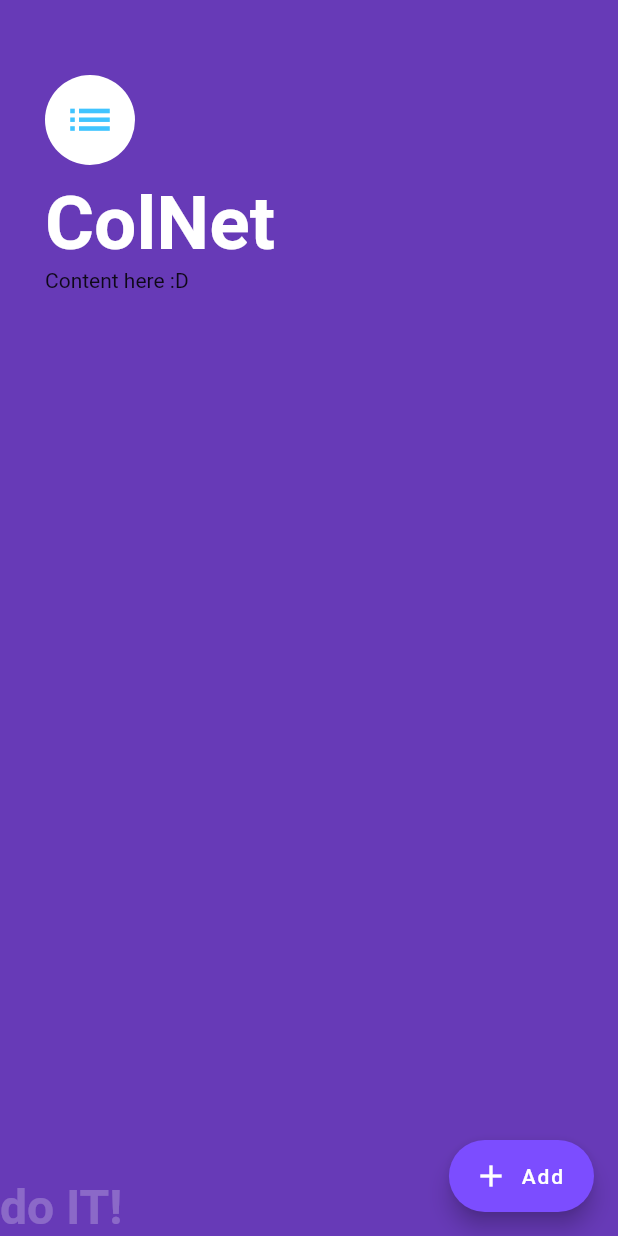
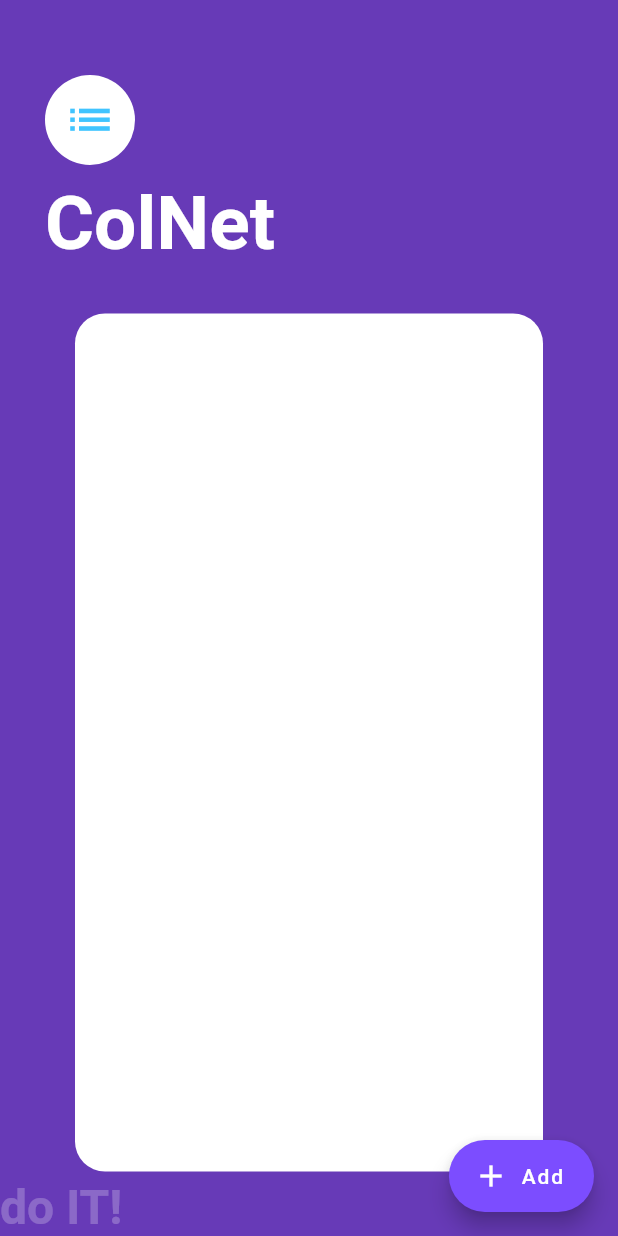
Before and after one commit to asqiriba/DivHacks2020, a Flutter app: the MainScreen screen opened directly, on a phone screen of 412 x 824 dp. Run offline on Flutter 3.47's test engine with Material 2 defaults, Android fonts, the phone set to English and light mode, and no system bars; our stand-ins replace animated_text_kit, flutter_login; Roboto replaces fonts that are missing (NotoSans, OpenSans).

Commit message:
mainpage design

```diff
--- a/lib/ui/main_screen.dart
+++ b/lib/ui/main_screen.dart
@@ -6,7 +6,7 @@ class MainScreen extends StatelessWidget {
   Widget build(BuildContext context) {
     TypewriterAnimatedTextKit printSlogan() {
       return TypewriterAnimatedTextKit(
-          speed: Duration(milliseconds: 2000),
+          speed: Duration(milliseconds: 1000),
           totalRepeatCount: 4,
           repeatForever: true, //this will ignore [totalRepeatCount]
           pause: Duration(milliseconds: 1000),
@@ -76,18 +76,24 @@ class MainScreen extends StatelessWidget {
                       fontWeight: FontWeight.w700,
                     ),
                   ),
-                  Text('Content here :D'),
                 ],
               ),
             ),
             Expanded(
-              child: Container(
-                child: SizedBox(),
-                decoration: BoxDecoration(
-                  color: Colors.white,
-                  borderRadius: BorderRadius.only(
+              child: Padding(
+                padding: EdgeInsets.only(left: 50, right: 50, bottom: 5),
+                child: Container(
+                  child: SizedBox.shrink(),
+                  width: 5000,
+                  height: 50,
+                  decoration: BoxDecoration(
+                    color: Colors.white,
+                    borderRadius: BorderRadius.only(
                       topLeft: Radius.circular(20),
-                      topRight: Radius.circular(20)),
+                      topRight: Radius.circular(20),
+                      bottomLeft: Radius.circular(20),
+                    ),
+                  ),
                 ),
               ),
             ),
```
